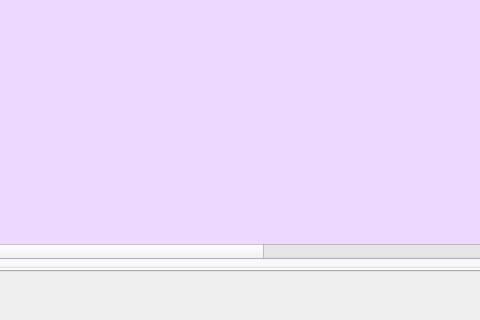
Before: the Qt Designer form mainwindow.ui in crawler-john/ECU-RS-PC, drawn with Qt 5; both pictures show x 134 to 614 and y 196 to 516 of the 803 by 516 pixel window.
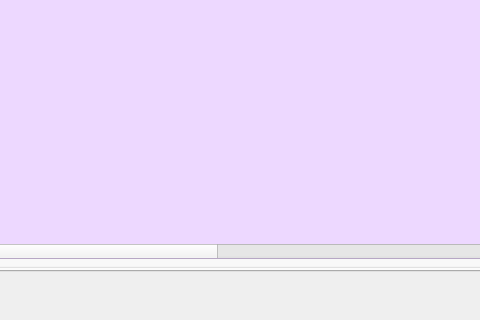
After: the same form once the commit is applied. The open tabs and pages were chosen to show the change. Icons and pictures are not drawn.

Diff of the .ui file:
```diff
--- a/mainwindow.ui
+++ b/mainwindow.ui
@@ -690,6 +690,16 @@
          <string>PV2输入功率</string>
         </property>
        </column>
+       <column>
+        <property name="text">
+         <string>输出电压</string>
+        </property>
+       </column>
+       <column>
+        <property name="text">
+         <string>信号强度</string>
+        </property>
+       </column>
       </widget>
       <widget class="QLabel" name="label_14">
        <property name="geometry">
```
